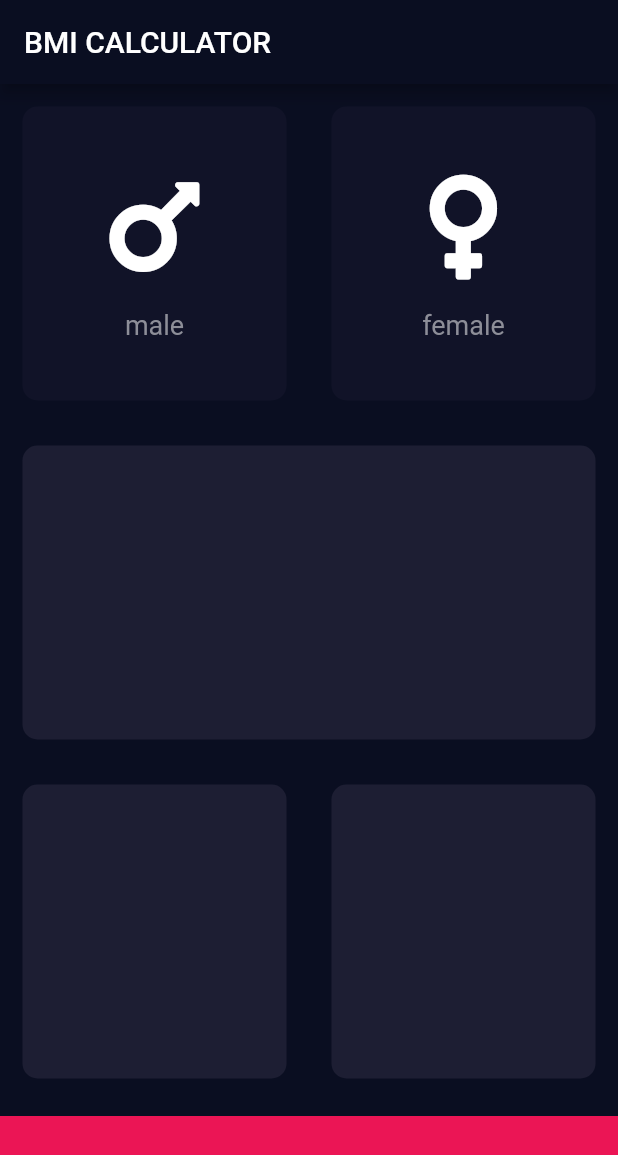
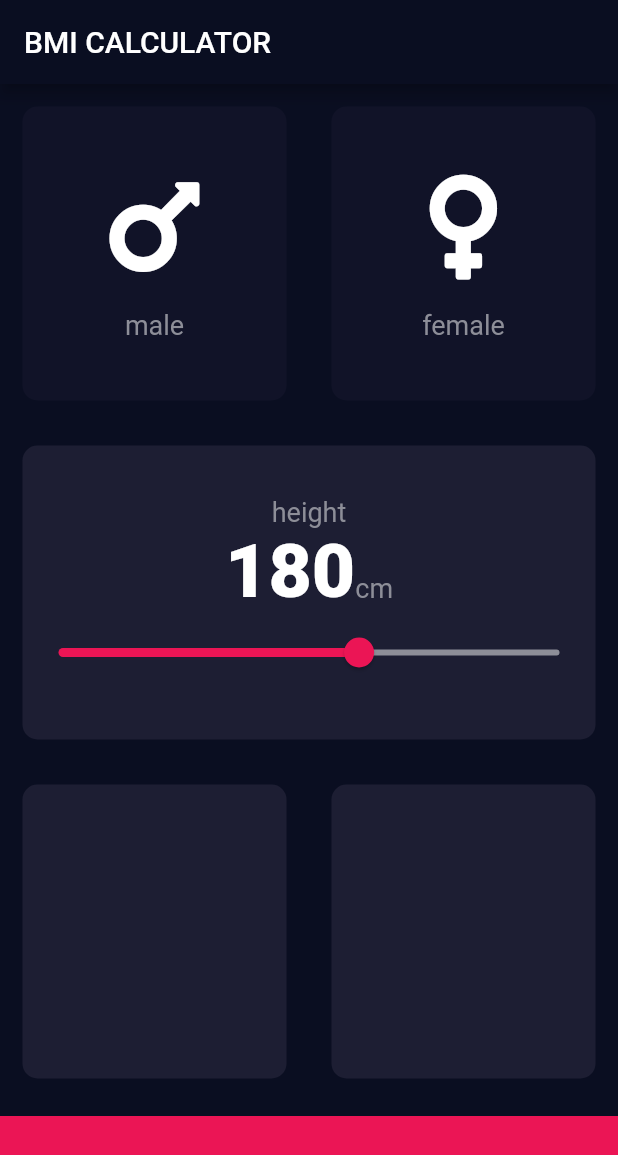
Before and after one commit to SalehG91/BMICalculator, a Flutter app: the screen it shows after launch, on a phone screen of 412 x 824 dp. Shown: the top 1155 px of the screen. Run offline on Flutter 3.47's test engine with Material 2 defaults, Android fonts, the phone set to English and light mode, and no system bars; our stand-ins replace font_awesome_flutter.

Commit message:
slider card done

```diff
--- /dev/null
+++ b/lib/constants.dart
@@ -0,0 +1,15 @@
+import 'package:flutter/material.dart';
+
+const kLabelText = TextStyle(
+  fontSize: 18.0, color: Color(0xFF8D8E98),
+);
+const kNumberStyle = TextStyle(
+  fontSize: 50.0,
+  fontWeight: FontWeight.w900,
+);
+
+const kBottomContainerHeight = 80.0;
+const kBottomContainerColor = Color(0xFFEB1555);
+const kActiveCardColor = Color(0xFF1D1E33);
+const kInactiveCardColor = Color(0xFF111328);
+enum Gender {male, female}
--- a/lib/icon_content.dart
+++ b/lib/icon_content.dart
@@ -1,10 +1,14 @@
 import 'package:flutter/material.dart';
+import 'constants.dart';
+
+
 
 class IconContent extends StatelessWidget {
   IconContent({this.cardIcon, this.cardText});
 
   final IconData cardIcon;
   final String cardText;
+
 
   @override
   Widget build(BuildContext context) {
@@ -20,9 +24,7 @@ class IconContent extends StatelessWidget {
         ),
         Text(
           cardText,
-          style: TextStyle(
-            fontSize: 18.0, color: Color(0xFF8D8E98),
-          ),
+          style: kLabelText,
         ),
       ],
     );
--- a/lib/input_page.dart
+++ b/lib/input_page.dart
@@ -1,13 +1,9 @@
 import 'package:flutter/material.dart';
 import 'package:font_awesome_flutter/font_awesome_flutter.dart';
-import 'package:bmi_calculator/icon_content.dart';
-import 'package:bmi_calculator/reusable_card.dart';
+import 'icon_content.dart';
+import 'reusable_card.dart';
+import 'constants.dart';
 
-const bottomContainerHeight = 80.0;
-const activeCardColor = Color(0xFF1D1E33);
-const inactiveCardColor = Color(0xFF111328);
-const bottomContainerColor = Color(0xFFEB1555);
-enum Gender {male, female}
 
 class InputPage extends StatefulWidget {
   @override
@@ -17,6 +13,7 @@ class InputPage extends StatefulWidget {
 class _InputPageState extends State<InputPage> {
 
 Gender selectedGender;
+int height = 180;
 
 
   @override
@@ -26,6 +23,7 @@ Gender selectedGender;
         title: Text('BMI CALCULATOR'),
       ),
       body: Column(
+        crossAxisAlignment: CrossAxisAlignment.stretch,
         children: <Widget>[
           Expanded(
             child: Row(
@@ -37,7 +35,7 @@ Gender selectedGender;
                         selectedGender = Gender.male;
                       });
                     },
-                    colour: selectedGender == Gender.male ? activeCardColor : inactiveCardColor,
+                    colour: selectedGender == Gender.male ? kActiveCardColor : kInactiveCardColor,
                     cardChild: new IconContent(
                       cardIcon: FontAwesomeIcons.mars,
                       cardText: 'male',
@@ -51,7 +49,7 @@ Gender selectedGender;
                         selectedGender = Gender.female;
                       });
                     },
-                    colour: selectedGender == Gender.female ? activeCardColor : inactiveCardColor,
+                    colour: selectedGender == Gender.female ? kActiveCardColor : kInactiveCardColor,
                     cardChild: new IconContent(
                       cardIcon: FontAwesomeIcons.venus,
                       cardText: 'female',
@@ -62,23 +60,60 @@ Gender selectedGender;
             ),
           ),
           Expanded(
-            child: new ReusableCard(colour: activeCardColor),
+            child: new ReusableCard(colour: kActiveCardColor,
+            cardChild: Column(
+              mainAxisAlignment: MainAxisAlignment.center,
+              children: <Widget>[
+                Text(
+                  'height',
+                  style: kLabelText,
+                ),
+                Row(
+                  mainAxisAlignment: MainAxisAlignment.center,
+                  crossAxisAlignment: CrossAxisAlignment.baseline,
+                  textBaseline: TextBaseline.alphabetic,
+                  children: <Widget>[
+                    Text(
+                      height.toString(),
+                      style: kNumberStyle,
+                    ),
+                    Text(
+                      'cm',
+                      style: kLabelText,
+                    ),
+                  ],
+                ),
+                Slider(
+                  value: height.toDouble(),
+                  min: 120,
+                  max: 220,
+                  activeColor: Color(0xFFEB1555),
+                  inactiveColor: Color(0xFF8D8E98),
+                  onChanged: (double newValue){
+                    setState(() {
+                      height = newValue.round();
+                    });
+                  },
+                ),
+              ],
+            ),
+            ),
           ),
           Expanded(
             child: Row(
               children: <Widget>[
                 Expanded(
-                  child: new ReusableCard(colour: activeCardColor),
+                  child: new ReusableCard(colour: kActiveCardColor),
                 ),
                 Expanded(
-                  child: new ReusableCard(colour: activeCardColor),
+                  child: new ReusableCard(colour: kActiveCardColor),
                 ),
               ],
             ),
           ),
           Container(
-            color: bottomContainerColor,
-            height: bottomContainerHeight,
+            color: kBottomContainerColor,
+            height: kBottomContainerHeight,
             margin: EdgeInsets.only(top: 10.0),
           ),
         ],
```
